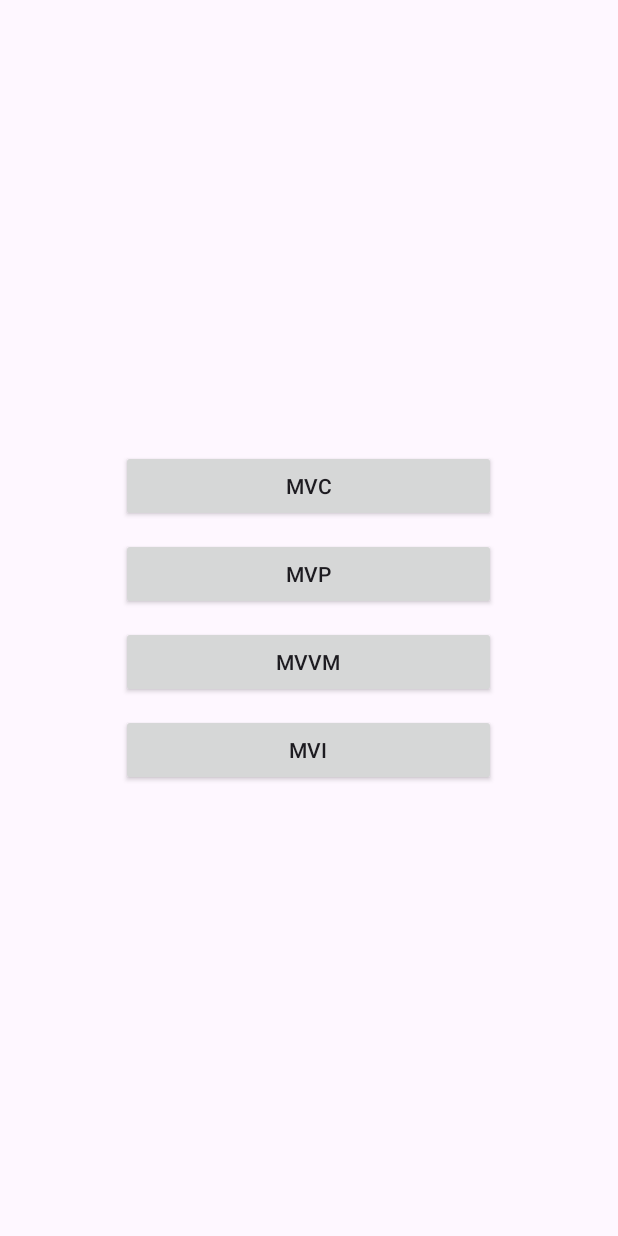
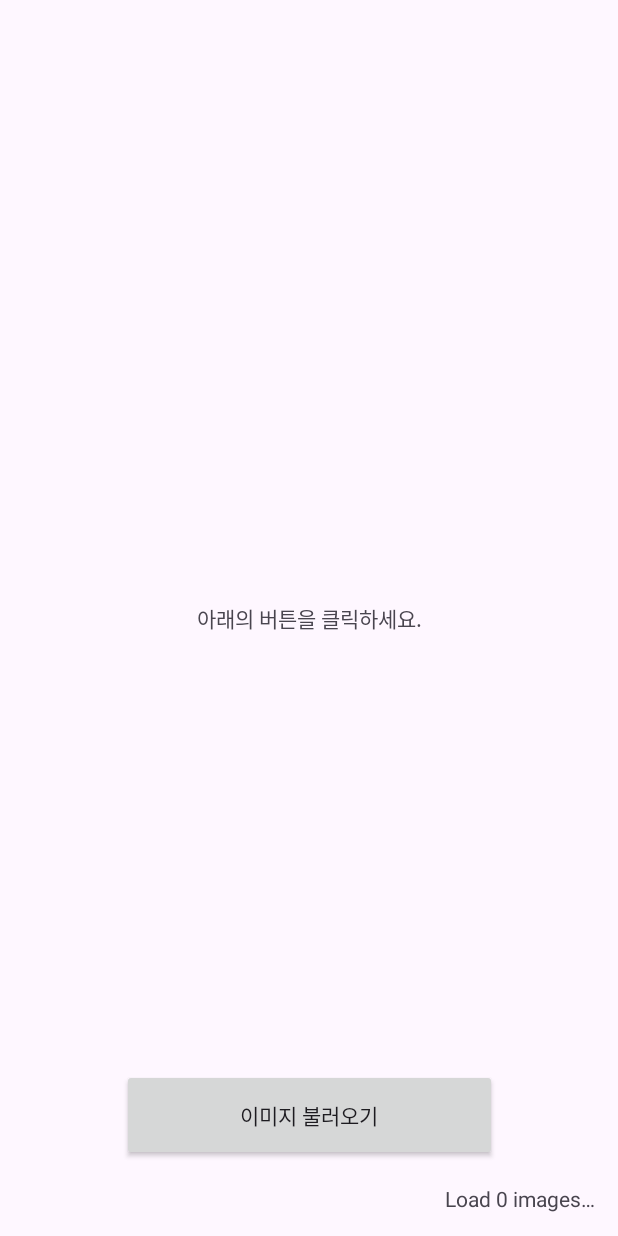
Before and after one commit to 1three/kotlin-random-image, an Android app: the screen it shows after launch (MainActivity before the commit, MvcActivity after it), after a tap on "MVC", on a phone screen of 412 x 824 dp. Run offline under Robolectric (Android 15) with nearby library versions, the phone set to English and light mode, and no system bars; our stand-ins replace data binding.

Commit message:
feat: MVC 패턴 구현

```diff
--- a/app/src/main/java/fastcampus/part3/random_image/MainActivity.kt
+++ b/app/src/main/java/fastcampus/part3/random_image/MainActivity.kt
@@ -1,8 +1,10 @@
 package fastcampus.part3.random_image
 
+import android.content.Intent
 import androidx.appcompat.app.AppCompatActivity
 import android.os.Bundle
 import fastcampus.part3.random_image.databinding.ActivityMainBinding
+import fastcampus.part3.random_image.mvc.MvcActivity
 
 /**
  * 랜덤 이미지 추출 앱
@@ -26,7 +28,10 @@ class MainActivity : AppCompatActivity() {
         }
     }
 
-    fun openMvc() {}
+    fun openMvc() {
+        startActivity(Intent(this, MvcActivity::class.java))
+    }
+
     fun openMvp() {}
     fun openMvvm() {}
     fun openMvi() {}
--- a/app/src/main/java/fastcampus/part3/random_image/RetrofitManager.kt
+++ b/app/src/main/java/fastcampus/part3/random_image/RetrofitManager.kt
@@ -6,7 +6,7 @@ import retrofit2.Retrofit
 import retrofit2.converter.gson.GsonConverterFactory
 import java.util.concurrent.TimeUnit
 
-class RetrofitManager {
+object RetrofitManager {
     private val okHttpClient = OkHttpClient.Builder()
         .connectTimeout(5, TimeUnit.SECONDS)
         .readTimeout(5, TimeUnit.SECONDS)
--- /dev/null
+++ b/app/src/main/java/fastcampus/part3/random_image/mvc/ImageCountModel.kt
@@ -0,0 +1,10 @@
+package fastcampus.part3.random_image.mvc
+
+// Model
+// 버튼 클릭 시, 이미지 불러오기 및 불러온 횟수 count하는 데이터를 담는 model
+class ImageCountModel {
+    var count = 0
+    fun increase() {
+        count += 1
+    }
+}
--- /dev/null
+++ b/app/src/main/java/fastcampus/part3/random_image/mvc/MvcActivity.kt
@@ -0,0 +1,43 @@
+package fastcampus.part3.random_image.mvc
+
+import android.graphics.Color
+import android.os.Bundle
+import androidx.appcompat.app.AppCompatActivity
+import coil.load
+import fastcampus.part3.random_image.databinding.ActivityMvcBinding
+
+/**
+ * MVC
+ *
+ * 1) Activity 내 View + Controller 모두 포함한다.
+ * 2) Model과 Provider 내에서는 Activity 알 수 없다. (Model과 Provider 재사용 가능)
+ * */
+
+class MvcActivity : AppCompatActivity(), ImageProvider.Callback {
+    private lateinit var binding: ActivityMvcBinding
+    private val model = ImageCountModel()
+    private val imageProvider = ImageProvider(this)
+
+    override fun onCreate(savedInstanceState: Bundle?) {
+        super.onCreate(savedInstanceState)
+        binding = ActivityMvcBinding.inflate(layoutInflater).also {
+            setContentView(it.root)
+            it.view = this
+        }
+    }
+
+    fun loadImage() {
+        imageProvider.getRandomImage()
+    }
+
+    override fun loadImage(url: String, color: String) {
+        model.increase()
+        with(binding) {
+            imageView.run {
+                setBackgroundColor(Color.parseColor(color))
+                load(url)
+            }
+            imageCountTextView.text = "Load ${model.count} images…"
+        }
+    }
+}
--- /dev/null
+++ b/app/src/main/res/layout/activity_mvc.xml
@@ -0,0 +1,61 @@
+<?xml version="1.0" encoding="utf-8"?>
+<layout xmlns:android="http://schemas.android.com/apk/res/android"
+    xmlns:app="http://schemas.android.com/apk/res-auto"
+    xmlns:tools="http://schemas.android.com/tools">
+
+    <data>
+
+        <variable
+            name="view"
+            type="fastcampus.part3.random_image.mvc.MvcActivity" />
+
+    </data>
+
+    <androidx.constraintlayout.widget.ConstraintLayout
+        android:layout_width="match_parent"
+        android:layout_height="match_parent">
+
+        <androidx.appcompat.widget.AppCompatTextView
+            android:id="@+id/appCompatTextView"
+            android:layout_width="wrap_content"
+            android:layout_height="wrap_content"
+            android:text="@string/text_clickButton"
+            app:layout_constraintBottom_toBottomOf="parent"
+            app:layout_constraintEnd_toEndOf="parent"
+            app:layout_constraintHorizontal_bias="0.5"
+            app:layout_constraintStart_toStartOf="parent"
+            app:layout_constraintTop_toTopOf="parent"
+            app:layout_constraintVertical_bias="0.5" />
+
+        <androidx.appcompat.widget.AppCompatImageView
+            android:id="@+id/imageView"
+            android:layout_width="0dp"
+            android:layout_height="0dp"
+            android:scaleType="centerCrop"
+            app:layout_constraintBottom_toBottomOf="parent"
+            app:layout_constraintEnd_toEndOf="parent"
+            app:layout_constraintStart_toStartOf="parent"
+            app:layout_constraintTop_toTopOf="parent" />
+
+        <androidx.appcompat.widget.AppCompatTextView
+            android:id="@+id/imageCountTextView"
+            android:layout_width="wrap_content"
+            android:layout_height="wrap_content"
+            android:padding="15dp"
+            android:text="@string/text_loadImage"
+            app:layout_constraintBottom_toBottomOf="parent"
+            app:layout_constraintEnd_toEndOf="parent" />
+
+        <androidx.appcompat.widget.AppCompatButton
+            android:id="@+id/loadButton"
+            android:layout_width="250dp"
+            android:layout_height="wrap_content"
+            android:onClick="@{() -> view.loadImage()}"
+            android:padding="20dp"
+            android:text="@string/button_loadImage"
+            app:layout_constraintBottom_toTopOf="@+id/imageCountTextView"
+            app:layout_constraintEnd_toEndOf="parent"
+            app:layout_constraintStart_toStartOf="parent" />
+
+    </androidx.constraintlayout.widget.ConstraintLayout>
+</layout>
--- a/app/src/main/res/values/strings.xml
+++ b/app/src/main/res/values/strings.xml
@@ -4,6 +4,7 @@
     <string name="pattern_mvp">MVP</string>
     <string name="pattern_mvvm">MVVM</string>
     <string name="pattern_mvi">MVI</string>
-    <string name="text_loadImage">Load 0 images...</string>
+    <string name="text_loadImage">Load 0 images…</string>
     <string name="button_loadImage">이미지 불러오기</string>
+    <string name="text_clickButton">아래의 버튼을 클릭하세요.</string>
 </resources>
```
Also changed, not shown: app/src/main/AndroidManifest.xml (+8 -3 lines), app/src/main/java/fastcampus/part3/random_image/mvc/ImageProvider.kt (added, +36 -0 lines).
